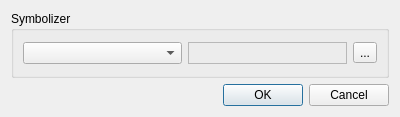
iut-ibk/DynaMind-Gui, file viewer_mapnik/src/guiruledefinition.ui: the form before one commit.
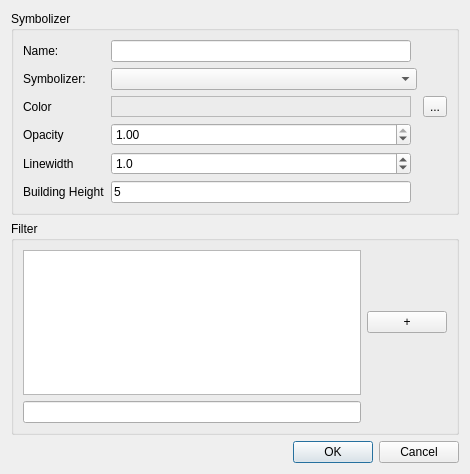
The form after the commit.

```diff
--- a/viewer_mapnik/src/guiruledefinition.ui
+++ b/viewer_mapnik/src/guiruledefinition.ui
@@ -6,24 +6,65 @@
    <rect>
     <x>0</x>
     <y>0</y>
-    <width>400</width>
-    <height>117</height>
+    <width>470</width>
+    <height>474</height>
    </rect>
   </property>
   <property name="windowTitle">
    <string>Dialog</string>
   </property>
-  <layout class="QVBoxLayout" name="verticalLayout">
-   <item>
+  <layout class="QGridLayout" name="gridLayout_3">
+   <item row="3" column="0">
+    <widget class="QDialogButtonBox" name="buttonBox">
+     <property name="orientation">
+      <enum>Qt::Horizontal</enum>
+     </property>
+     <property name="standardButtons">
+      <set>QDialogButtonBox::Cancel|QDialogButtonBox::Ok</set>
+     </property>
+    </widget>
+   </item>
+   <item row="0" column="0">
     <widget class="QGroupBox" name="groupBox">
      <property name="title">
       <string>Symbolizer</string>
      </property>
      <layout class="QGridLayout" name="gridLayout">
-      <item row="0" column="0">
-       <widget class="QComboBox" name="comboBox_symbolizer"/>
+      <item row="5" column="0">
+       <widget class="QLabel" name="label_5">
+        <property name="text">
+         <string>Building Height</string>
+        </property>
+       </widget>
+      </item>
+      <item row="5" column="1">
+       <widget class="QLineEdit" name="lineEdit_building_height">
+        <property name="text">
+         <string>5</string>
+        </property>
+       </widget>
+      </item>
+      <item row="4" column="1">
+       <widget class="QDoubleSpinBox" name="doubleSpinBox_width">
+        <property name="decimals">
+         <number>1</number>
+        </property>
+        <property name="value">
+         <double>1.000000000000000</double>
+        </property>
+       </widget>
+      </item>
+      <item row="1" column="0">
+       <widget class="QLabel" name="label_2">
+        <property name="text">
+         <string>Symbolizer:</string>
+        </property>
+       </widget>
       </item>
       <item row="0" column="1">
+       <widget class="QLineEdit" name="lineEdit_name"/>
+      </item>
+      <item row="2" column="1">
        <widget class="QFrame" name="frame_color">
         <property name="frameShape">
          <enum>QFrame::StyledPanel</enum>
@@ -33,24 +74,97 @@
         </property>
        </widget>
       </item>
-      <item row="0" column="2">
+      <item row="4" column="0">
+       <widget class="QLabel" name="label_4">
+        <property name="text">
+         <string>Linewidth</string>
+        </property>
+       </widget>
+      </item>
+      <item row="2" column="3">
        <widget class="QToolButton" name="toolButton_color">
         <property name="text">
          <string>...</string>
         </property>
        </widget>
       </item>
+      <item row="2" column="0">
+       <widget class="QLabel" name="label_3">
+        <property name="text">
+         <string>Color</string>
+        </property>
+       </widget>
+      </item>
+      <item row="0" column="0">
+       <widget class="QLabel" name="label">
+        <property name="text">
+         <string>Name:</string>
+        </property>
+       </widget>
+      </item>
+      <item row="1" column="1" colspan="2">
+       <widget class="QComboBox" name="comboBox_symbolizer"/>
+      </item>
+      <item row="3" column="0">
+       <widget class="QLabel" name="label_6">
+        <property name="text">
+         <string>Opacity</string>
+        </property>
+       </widget>
+      </item>
+      <item row="3" column="1">
+       <widget class="QDoubleSpinBox" name="doubleSpinBox">
+        <property name="maximum">
+         <double>1.000000000000000</double>
+        </property>
+        <property name="singleStep">
+         <double>0.100000000000000</double>
+        </property>
+        <property name="value">
+         <double>1.000000000000000</double>
+        </property>
+       </widget>
+      </item>
      </layout>
     </widget>
    </item>
-   <item>
-    <widget class="QDialogButtonBox" name="buttonBox">
+   <item row="2" column="0">
+    <spacer name="verticalSpacer">
      <property name="orientation">
-      <enum>Qt::Horizontal</enum>
+      <enum>Qt::Vertical</enum>
      </property>
-     <property name="standardButtons">
-      <set>QDialogButtonBox::Cancel|QDialogButtonBox::Ok</set>
+     <property name="sizeHint" stdset="0">
+      <size>
+       <width>20</width>
+       <height>40</height>
+      </size>
      </property>
+    </spacer>
+   </item>
+   <item row="1" column="0">
+    <widget class="QGroupBox" name="groupBox_2">
+     <property name="title">
+      <string>Filter</string>
+     </property>
+     <layout class="QGridLayout" name="gridLayout_2">
+      <item row="0" column="0">
+       <widget class="QListWidget" name="listWidget_attributes"/>
+      </item>
+      <item row="1" column="0">
+       <widget class="QLineEdit" name="lineEdit_filter">
+        <property name="text">
+         <string/>
+        </property>
+       </widget>
+      </item>
+      <item row="0" column="1">
+       <widget class="QPushButton" name="pushButton_add_attribute">
+        <property name="text">
+         <string>+</string>
+        </property>
+       </widget>
+      </item>
+     </layout>
     </widget>
    </item>
   </layout>
```
